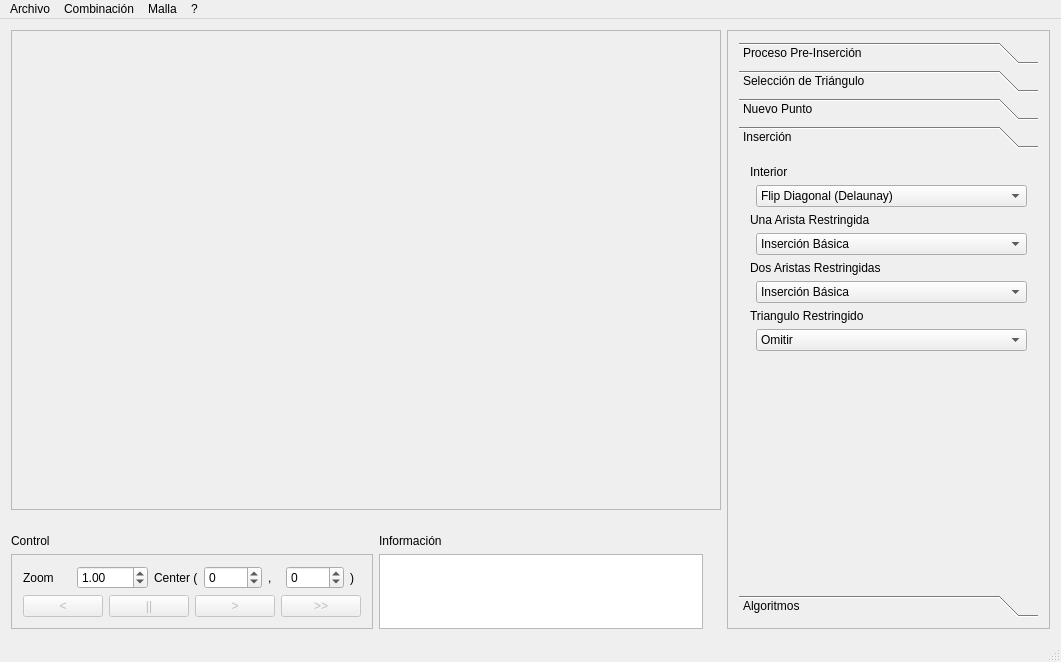
First picture: the form in gui/forms/MainWindow.ui, repository afaundez/mesh-suite, before the edit.
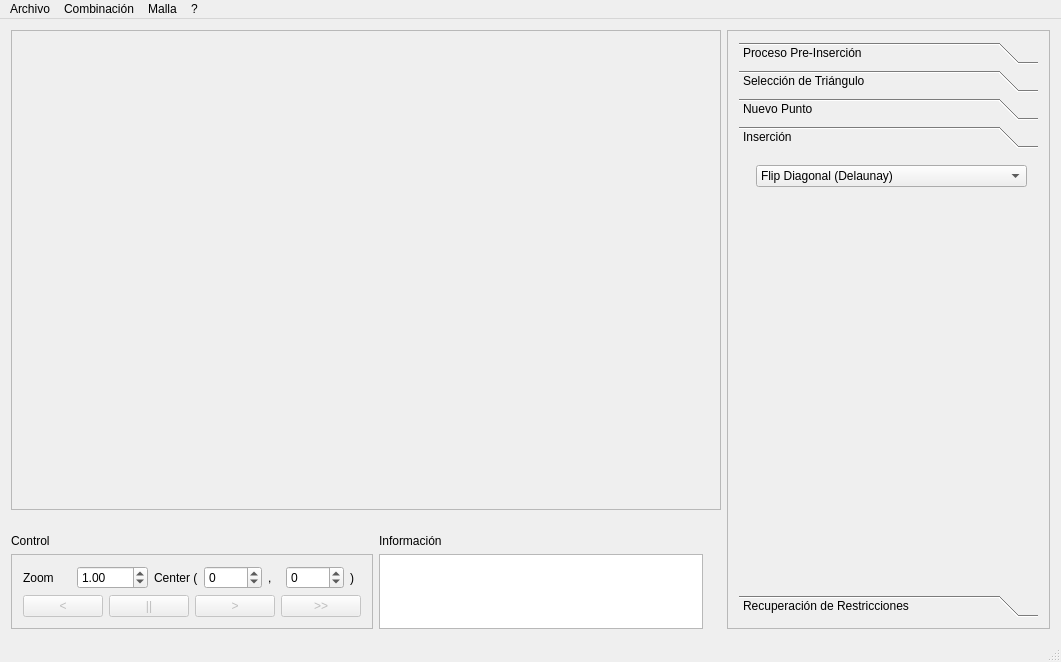
Second picture: the form after the edit. The open tabs and pages were chosen to show the change.

The edit to the form file:
```diff
--- a/gui/forms/MainWindow.ui
+++ b/gui/forms/MainWindow.ui
@@ -255,7 +255,7 @@
             <x>0</x>
             <y>0</y>
             <width>296</width>
-            <height>232</height>
+            <height>434</height>
            </rect>
           </property>
           <attribute name="label">
@@ -265,60 +265,7 @@
            <property name="fieldGrowthPolicy">
             <enum>QFormLayout::AllNonFixedFieldsGrow</enum>
            </property>
-           <item row="3" column="0" colspan="2">
-            <widget class="QLabel" name="oneRestrictedNewPointCaseLabel">
-             <property name="text">
-              <string>Una Arista Restringida</string>
-             </property>
-            </widget>
-           </item>
-           <item row="5" column="1">
-            <widget class="QComboBox" name="oneRestrictedNewPointCaseComboBox">
-             <item>
-              <property name="text">
-               <string>Inserción Básica</string>
-              </property>
-             </item>
-             <item>
-              <property name="text">
-               <string>Intercambio de Diagonales Restringido</string>
-              </property>
-             </item>
-            </widget>
-           </item>
-           <item row="6" column="0" colspan="2">
-            <widget class="QLabel" name="twoRestrictedNewPointCaseLabel">
-             <property name="text">
-              <string>Dos Aristas Restringidas</string>
-             </property>
-            </widget>
-           </item>
-           <item row="7" column="1">
-            <widget class="QComboBox" name="twoRestrictedNewPointCaseComboBox">
-             <item>
-              <property name="text">
-               <string>Inserción Básica</string>
-              </property>
-             </item>
-            </widget>
-           </item>
-           <item row="8" column="0" colspan="2">
-            <widget class="QLabel" name="threeRestrictedNewPointCaseLabel">
-             <property name="text">
-              <string>Triangulo Restringido</string>
-             </property>
-            </widget>
-           </item>
-           <item row="9" column="1">
-            <widget class="QComboBox" name="threeRestrictedNewPointCaseComboBox">
-             <item>
-              <property name="text">
-               <string>Omitir</string>
-              </property>
-             </item>
-            </widget>
-           </item>
-           <item row="1" column="1">
+           <item row="0" column="1">
             <widget class="QComboBox" name="insideNewPointCaseComboBox">
              <property name="currentIndex">
               <number>1</number>
@@ -340,13 +287,6 @@
              </item>
             </widget>
            </item>
-           <item row="0" column="0" colspan="2">
-            <widget class="QLabel" name="insideNewPointCaseLabel">
-             <property name="text">
-              <string>Interior</string>
-             </property>
-            </widget>
-           </item>
           </layout>
          </widget>
          <widget class="QWidget" name="algorithmPage">
@@ -359,7 +299,7 @@
            </rect>
           </property>
           <attribute name="label">
-           <string>Algoritmos</string>
+           <string>Recuperación de Restricciones</string>
           </attribute>
           <layout class="QFormLayout" name="formLayout_4">
            <item row="0" column="0" colspan="2">
```
Left out of the diff: 78 changed lines with no effect on the pictures.
